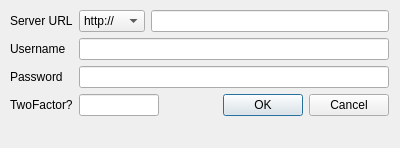
Old version of the form src/bin/andromeda-gui/gui/LoginDialog.ui in the repository lightray22/andromeda-desktop-clients.
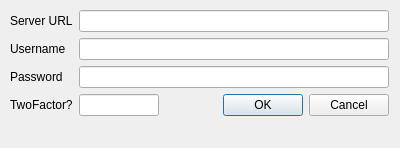
New version of the form.

Commit message: better handle HTTP redirects

What changed in the file:
```diff
--- a/src/bin/andromeda-gui/gui/LoginDialog.ui
+++ b/src/bin/andromeda-gui/gui/LoginDialog.ui
@@ -53,20 +53,6 @@
     </item>
     <item row="0" column="1">
      <layout class="QHBoxLayout" name="horizontalLayout">
-      <item>
-       <widget class="QComboBox" name="comboBoxProtocol">
-        <item>
-         <property name="text">
-          <string notr="true">http://</string>
-         </property>
-        </item>
-        <item>
-         <property name="text">
-          <string notr="true">https://</string>
-         </property>
-        </item>
-       </widget>
-      </item>
       <item>
        <widget class="QLineEdit" name="lineEditServerUrl"/>
       </item>
```
Left out of the diff: 1 changed line with no effect on the pictures. The commit also changes 9 other files.
